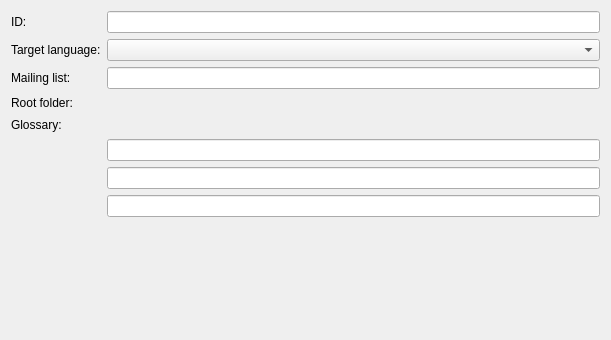
The window that src/project/prefs_projectmain.ui (KDE/lokalize) describes before a commit, drawn with Qt 5.
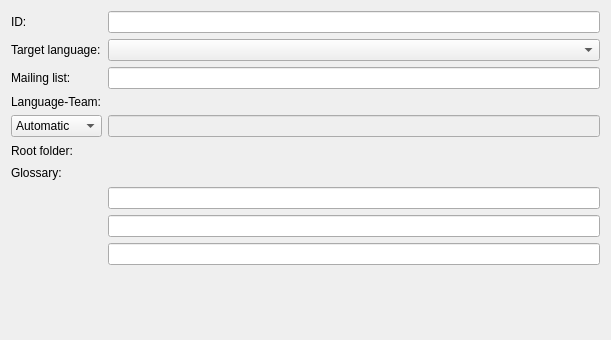
The same window after the commit. Custom widgets are drawn as their Qt base class.

Commit message:
Add language-team settings to Lokalize
Summary:
- add settings for explicitly setting the value of Language-Team
- it allows to specify the value of Language-Team setting for application and to override it for specific projects

Reviewers: sdepiets, yurchor, aacid, pino

Reviewed By: sdepiets

Patch:
```diff
--- a/src/project/prefs_projectmain.ui
+++ b/src/project/prefs_projectmain.ui
@@ -11,11 +11,15 @@
    </rect>
   </property>
   <layout class="QGridLayout">
-   <item row="6" column="1">
-    <widget class="RelPathSaver" name="kcfg_PoBaseDir"/>
+   <item row="6" column="0">
+    <widget class="QLabel" name="l2">
+     <property name="text">
+      <string comment="@label:textbox">Glossary:</string>
+     </property>
+    </widget>
    </item>
    <item row="7" column="1">
-    <widget class="RelPathSaver" name="kcfg_GlossaryTbx"/>
+    <widget class="LangCodeSaver" name="kcfg_LangCode"/>
    </item>
    <item row="1" column="0">
     <widget class="QLabel" name="l0">
@@ -24,71 +28,8 @@
      </property>
     </widget>
    </item>
-   <item row="1" column="1">
-    <widget class="KComboBox" name="LangCode">
-     <property name="minimumSize">
-      <size>
-       <width>400</width>
-       <height>0</height>
-      </size>
-     </property>
-     <property name="toolTip">
-      <string>Target language of the project.</string>
-     </property>
-    </widget>
-   </item>
-   <item row="3" column="1">
-    <widget class="KUrlRequester" name="poBaseDir">
-     <property name="sizePolicy">
-      <sizepolicy hsizetype="Preferred" vsizetype="Minimum">
-       <horstretch>0</horstretch>
-       <verstretch>0</verstretch>
-      </sizepolicy>
-     </property>
-     <property name="minimumSize">
-      <size>
-       <width>400</width>
-       <height>16</height>
-      </size>
-     </property>
-     <property name="toolTip">
-      <string>This is main setting. Set this to path of a folder with translation files
-for your project (or a subproject for your target language).</string>
-     </property>
-    </widget>
-   </item>
-   <item row="4" column="1">
-    <widget class="KUrlRequester" name="glossaryTbx">
-     <property name="sizePolicy">
-      <sizepolicy hsizetype="Preferred" vsizetype="Fixed">
-       <horstretch>0</horstretch>
-       <verstretch>0</verstretch>
-      </sizepolicy>
-     </property>
-     <property name="minimumSize">
-      <size>
-       <width>400</width>
-       <height>16</height>
-      </size>
-     </property>
-    </widget>
-   </item>
-   <item row="3" column="0">
-    <widget class="QLabel" name="l1">
-     <property name="text">
-      <string comment="@label:textbox">Root folder:</string>
-     </property>
-     <property name="wordWrap">
-      <bool>false</bool>
-     </property>
-    </widget>
-   </item>
-   <item row="4" column="0">
-    <widget class="QLabel" name="l2">
-     <property name="text">
-      <string comment="@label:textbox">Glossary:</string>
-     </property>
-    </widget>
+   <item row="2" column="1">
+    <widget class="QLineEdit" name="kcfg_MailingList"/>
    </item>
    <item row="0" column="1">
     <widget class="QLineEdit" name="kcfg_ProjectID">
@@ -100,15 +41,34 @@
      </property>
     </widget>
    </item>
-   <item row="0" column="0">
-    <widget class="QLabel" name="l3">
-     <property name="text">
-      <string comment="@label:textbox">ID:</string>
+   <item row="1" column="1">
+    <widget class="KComboBox" name="LangCode">
+     <property name="minimumSize">
+      <size>
+       <width>400</width>
+       <height>0</height>
+      </size>
+     </property>
+     <property name="toolTip">
+      <string>Target language of the project.</string>
      </property>
     </widget>
    </item>
-   <item row="2" column="1">
-    <widget class="QLineEdit" name="kcfg_MailingList"/>
+   <item row="6" column="1">
+    <widget class="KUrlRequester" name="glossaryTbx">
+     <property name="sizePolicy">
+      <sizepolicy hsizetype="Preferred" vsizetype="Fixed">
+       <horstretch>0</horstretch>
+       <verstretch>0</verstretch>
+      </sizepolicy>
+     </property>
+     <property name="minimumSize">
+      <size>
+       <width>400</width>
+       <height>16</height>
+      </size>
+     </property>
+    </widget>
    </item>
    <item row="2" column="0">
     <widget class="QLabel" name="l4">
@@ -117,7 +77,40 @@
      </property>
     </widget>
    </item>
-   <item row="8" column="0">
+   <item row="0" column="0">
+    <widget class="QLabel" name="l3">
+     <property name="text">
+      <string comment="@label:textbox">ID:</string>
+     </property>
+    </widget>
+   </item>
+   <item row="9" column="1">
+    <widget class="RelPathSaver" name="kcfg_GlossaryTbx"/>
+   </item>
+   <item row="5" column="1">
+    <widget class="KUrlRequester" name="poBaseDir">
+     <property name="sizePolicy">
+      <sizepolicy hsizetype="Preferred" vsizetype="Minimum">
+       <horstretch>0</horstretch>
+       <verstretch>0</verstretch>
+      </sizepolicy>
+     </property>
+     <property name="minimumSize">
+      <size>
+       <width>400</width>
+       <height>16</height>
+      </size>
+     </property>
+     <property name="toolTip">
+      <string>This is main setting. Set this to path of a folder with translation files
+for your project (or a subproject for your target language).</string>
+     </property>
+    </widget>
+   </item>
+   <item row="8" column="1">
+    <widget class="RelPathSaver" name="kcfg_PoBaseDir"/>
+   </item>
+   <item row="10" column="0">
     <spacer name="verticalSpacer">
      <property name="orientation">
       <enum>Qt::Vertical</enum>
@@ -130,15 +123,55 @@
      </property>
     </spacer>
    </item>
-   <item row="5" column="1">
-    <widget class="LangCodeSaver" name="kcfg_LangCode"/>
+   <item row="5" column="0">
+    <widget class="QLabel" name="l1">
+     <property name="text">
+      <string comment="@label:textbox">Root folder:</string>
+     </property>
+     <property name="wordWrap">
+      <bool>false</bool>
+     </property>
+    </widget>
+   </item>
+   <item row="4" column="0">
+    <widget class="KComboBox" name="kcfg_LanguageSource">
+     <item>
+      <property name="text">
+       <string>Automatic</string>
+      </property>
+     </item>
+     <item>
+      <property name="text">
+       <string>Application</string>
+      </property>
+     </item>
+     <item>
+      <property name="text">
+       <string>Project</string>
+      </property>
+     </item>
+    </widget>
+   </item>
+   <item row="4" column="1">
+    <widget class="QLineEdit" name="kcfg_ProjLangTeam">
+     <property name="enabled">
+      <bool>false</bool>
+     </property>
+    </widget>
+   </item>
+   <item row="3" column="0">
+    <widget class="QLabel" name="l5">
+     <property name="text">
+      <string>Language-Team:</string>
+     </property>
+    </widget>
    </item>
   </layout>
  </widget>
  <customwidgets>
   <customwidget>
    <class>KUrlRequester</class>
-   <extends>QFrame</extends>
+   <extends>QWidget</extends>
    <header>kurlrequester.h</header>
    <container>1</container>
   </customwidget>
```
Left out of the diff: 4 changed lines with no effect on the pictures. The commit also changes 6 other files.
